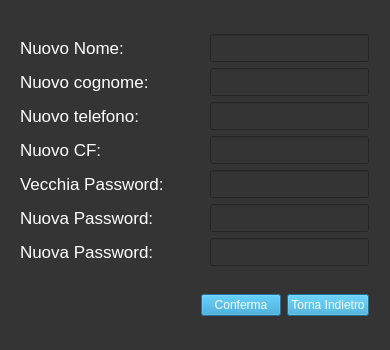
This is Viste/Cliente/GUI/modifica_profilo.ui in GiulianiM/Noleggio as Qt 5 draws it before an edit. The edited form follows.
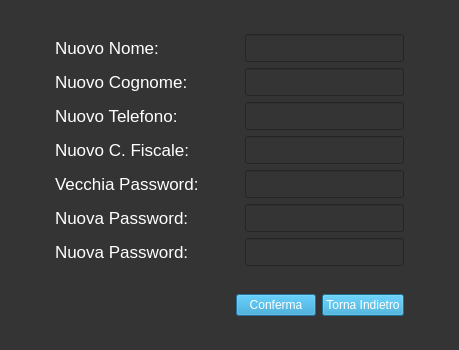
This is the edited form. Icons and pictures are not drawn.

```diff
--- a/Viste/Cliente/GUI/modifica_profilo.ui
+++ b/Viste/Cliente/GUI/modifica_profilo.ui
@@ -6,7 +6,7 @@
    <rect>
     <x>0</x>
     <y>0</y>
-    <width>390</width>
+    <width>459</width>
     <height>350</height>
    </rect>
   </property>
@@ -16,6 +16,12 @@
     <height>350</height>
    </size>
   </property>
+  <property name="maximumSize">
+   <size>
+    <width>460</width>
+    <height>350</height>
+   </size>
+  </property>
   <property name="windowTitle">
    <string>Modifica Profilo</string>
   </property>
@@ -60,7 +66,7 @@
             <string notr="true">color:rgb(255, 255, 255)</string>
            </property>
            <property name="text">
-            <string>Nuovo cognome:</string>
+            <string>Nuovo Cognome:</string>
            </property>
           </widget>
          </item>
@@ -75,7 +81,7 @@
             <string notr="true">color:rgb(255, 255, 255)</string>
            </property>
            <property name="text">
-            <string>Nuovo telefono:</string>
+            <string>Nuovo Telefono:</string>
            </property>
           </widget>
          </item>
@@ -90,7 +96,7 @@
             <string notr="true">color:rgb(255, 255, 255)</string>
            </property>
            <property name="text">
-            <string>Nuovo CF:</string>
+            <string>Nuovo C. Fiscale:</string>
            </property>
           </widget>
          </item>
@@ -172,6 +178,9 @@
              <pointsize>13</pointsize>
             </font>
            </property>
+           <property name="styleSheet">
+            <string notr="true">color: white;</string>
+           </property>
           </widget>
          </item>
          <item>
@@ -187,6 +196,9 @@
              <pointsize>13</pointsize>
             </font>
            </property>
+           <property name="styleSheet">
+            <string notr="true">color: rgb(255, 255, 255);</string>
+           </property>
           </widget>
          </item>
          <item>
@@ -202,6 +214,9 @@
              <pointsize>13</pointsize>
             </font>
            </property>
+           <property name="styleSheet">
+            <string notr="true">color: rgb(255, 255, 255);</string>
+           </property>
           </widget>
          </item>
          <item>
@@ -217,6 +232,9 @@
              <pointsize>13</pointsize>
             </font>
            </property>
+           <property name="styleSheet">
+            <string notr="true">color: rgb(255, 255, 255);</string>
+           </property>
           </widget>
          </item>
          <item>
```
